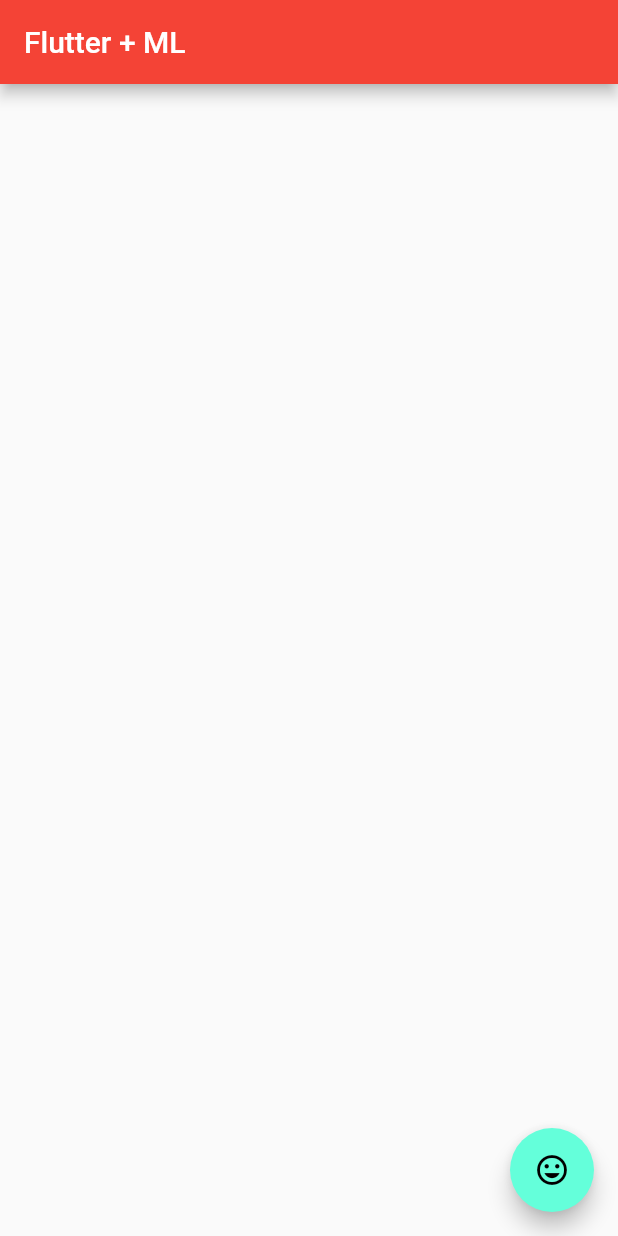
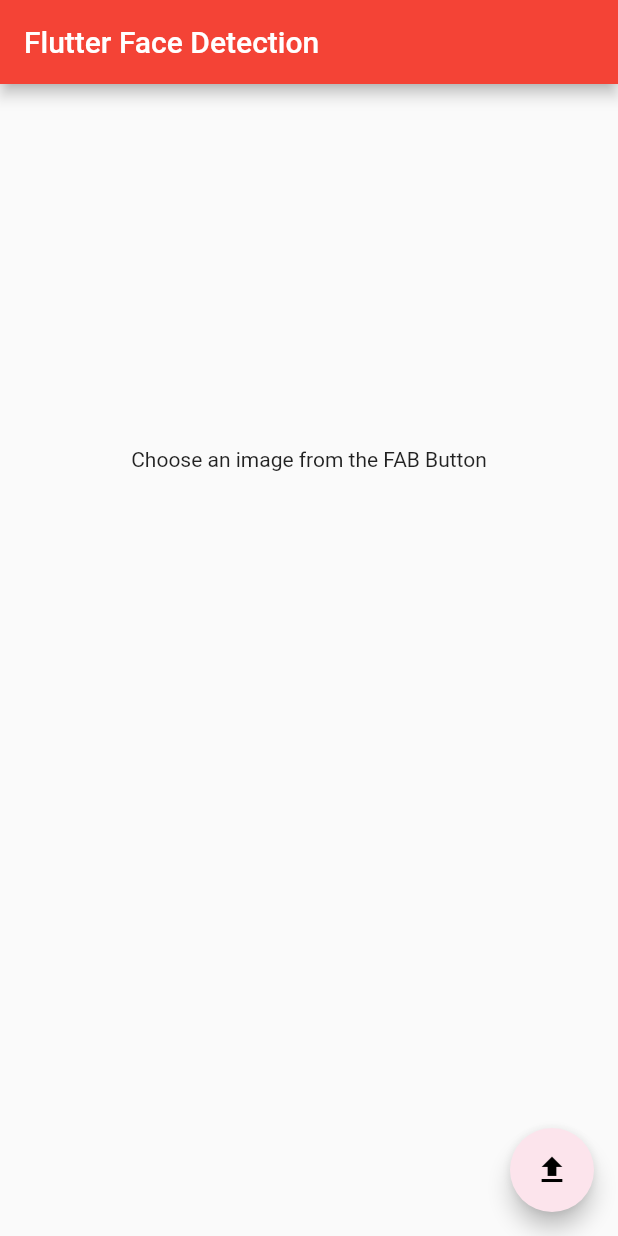
Before and after one commit to JosephineAkello/flutter-machinelearning, a Flutter app: the screen it shows after launch, on a phone screen of 412 x 824 dp. Run offline on Flutter 3.47's test engine with Material 2 defaults, Android fonts, the phone set to English and light mode, and no system bars; our stand-ins replace image_picker; missing offline and left inert: mlkit.

Commit message:
format doc

```diff
--- a/lib/main.dart
+++ b/lib/main.dart
@@ -1,54 +1,54 @@
 import 'package:flutter/material.dart';
-import 'package:mlkit/mlkit.dart';
 import 'package:image_picker/image_picker.dart';
 import 'dart:io';
+import 'package:mlkit/mlkit.dart';
+import 'dart:async';
 
-void main() {
-  runApp(MLflutter());
+void main() => runApp(new  MLflutter());
+
+class  MLflutter extends StatefulWidget {
+  @override
+   MLflutterState createState() => new MLflutterState();
 }
 
-class MLflutter extends StatefulWidget {
-  createState() {
-    return MLflutterState();
-  }
-}
+class  MLflutterState extends State< MLflutter> {
+  File _file;
 
-class MLflutterState extends State<MLflutter> {
-  File _file;
   List<VisionFace> _face = <VisionFace>[];
 
-  VisionFaceDetectorOptions options = VisionFaceDetectorOptions(
-    modeType: VisionFaceDetectorMode.Accurate,
-    landmarkType: VisionFaceDetectorLandmark.All,
-    classificationType: VisionFaceDetectorClassification.All,
-    minFaceSize: 0.15,
-    isTrackingEnabled: true,
-  );
+  VisionFaceDetectorOptions options = new VisionFaceDetectorOptions(
+      modeType: VisionFaceDetectorMode.Accurate,
+      landmarkType: VisionFaceDetectorLandmark.All,
+      classificationType: VisionFaceDetectorClassification.All,
+      minFaceSize: 0.15,
+      isTrackingEnabled: true);
 
-  FirebaseVisionTextDetector detector = FirebaseVisionTextDetector.instance;
+  FirebaseVisionFaceDetector detector = FirebaseVisionFaceDetector.instance;
 
   @override
   initState() {
     super.initState();
   }
 
-  Widget build(context) {
-    return MaterialApp(
+  @override
+  Widget build(BuildContext context) {
+    return  MaterialApp(
       debugShowCheckedModeBanner: false,
-      theme:
-          ThemeData(primaryColor: Colors.red, accentColor: Colors.tealAccent),
-      title: 'Flutter + ML',
-      home: Scaffold(
+      theme: ThemeData(
+        primaryColor: Colors.red,
+        accentColor: Colors.pink[50],),
+      home:  Scaffold(
         appBar: AppBar(
-          title: Text('Flutter + ML'),
+          title: Text('Flutter Face Detection'),
         ),
         body: showBody(_file),
-        floatingActionButton: FloatingActionButton(
+        floatingActionButton: new FloatingActionButton(
           onPressed: () async {
             var file = await ImagePicker.pickImage(source: ImageSource.gallery);
             setState(() {
               _file = file;
             });
+
             var face = await detector.detectFromBinary(
                 _file?.readAsBytesSync(), options);
             setState(() {
@@ -59,13 +59,167 @@ class MLflutterState extends State<MLflutter> {
               }
             });
           },
-          child: new Icon(Icons.tag_faces),
+          child: new Icon(Icons.file_upload),
         ),
       ),
     );
   }
 
   Widget showBody(File file) {
-    return Container();
+    return new Container(
+      child: new Stack(
+        children: <Widget>[
+          _buildImage(),
+          _showDetails(_face),
+        ],
+      ),
+    );
+  }
+
+  Widget _buildImage() {
+    return new SizedBox(
+      height: 500.0,
+      child: new Center(
+        child: _file == null
+            ? new Text('Choose an image from the FAB Button')
+            : new FutureBuilder<Size>(
+                future: _getImageSize(Image.file(_file, fit: BoxFit.fitWidth)),
+                builder: (BuildContext context, AsyncSnapshot<Size> snapshot) {
+                  if (snapshot.hasData) {
+                    return Container(
+                        foregroundDecoration:
+                            TextDetectDecoration(_face, snapshot.data),
+                        child: Image.file(_file, fit: BoxFit.fitWidth));
+                  } else {
+                    return new Text('Loading please wait...');
+                  }
+                },
+              ),
+      ),
+    );
   }
 }
+
+class TextDetectDecoration extends Decoration {
+  final Size _originalImageSize;
+  final List<VisionFace> _texts;
+  TextDetectDecoration(List<VisionFace> texts, Size originalImageSize)
+      : _texts = texts,
+        _originalImageSize = originalImageSize;
+
+  @override
+  BoxPainter createBoxPainter([VoidCallback onChanged]) {
+    return new _TextDetectPainter(_texts, _originalImageSize);
+  }
+}
+
+Future _getImageSize(Image image) {
+  Completer<Size> completer = new Completer<Size>();
+  image.image.resolve(new ImageConfiguration())
+  .addListener(ImageStreamListener(
+      (ImageInfo info, bool _) => completer.complete(
+          Size(info.image.width.toDouble(), info.image.height.toDouble()))));
+  return completer.future;
+}
+
+Widget _showDetails(List<VisionFace> faceList) {
+  if (faceList == null || faceList.length == 0) {
+    return new Text('', textAlign: TextAlign.center);
+  }
+  return new Container(
+    color: Colors.white12,
+    child: new ListView.builder(
+      padding: const EdgeInsets.all(10.0),
+      itemCount: faceList.length,
+      itemBuilder: (context, i) {
+        checkData(faceList);
+        return _buildRow(
+            faceList[0].hasLeftEyeOpenProbability,
+            faceList[0].headEulerAngleY,//indicates rotation of face towards vertical axis of the image
+            faceList[0].headEulerAngleZ,
+            faceList[0].leftEyeOpenProbability,
+            faceList[0].rightEyeOpenProbability,
+            faceList[0].smilingProbability,
+            faceList[0].trackingID);
+      },
+    ),
+  );
+}
+
+//Checks and prints various variables from firebase
+void checkData(List<VisionFace> faceList) {
+  final double uncomputedProb = -1.0;
+  final int uncompProb = -1;
+
+  for (int i = 0; i < faceList.length; i++) {
+    Rect bounds = faceList[i].rect;
+    print('Rectangle : $bounds');
+
+    VisionFaceLandmark landmark =
+        faceList[i].getLandmark(FaceLandmarkType.LeftEar);
+
+    if (landmark != null) {
+      VisionPoint leftEarPos = landmark.position;
+      print('Left Ear Pos : $leftEarPos');
+    }
+
+    if (faceList[i].smilingProbability != uncomputedProb) {
+      double smileProb = faceList[i].smilingProbability;
+      print('Smile Prob : $smileProb');
+    }
+
+    if (faceList[i].rightEyeOpenProbability != uncomputedProb) {
+      double rightEyeOpenProb = faceList[i].rightEyeOpenProbability;
+      print('RightEye Open Prob : $rightEyeOpenProb');
+    }
+
+    if (faceList[i].trackingID != uncompProb) {
+      int tID = faceList[i].trackingID;
+      print('Tracking ID : $tID');
+    }
+  }
+}
+
+Widget _buildRow(
+    bool leftEyeProb,
+    double headEulerY,
+    double headEulerZ,
+    double leftEyeOpenProbability,
+    double rightEyeOpenProbability,
+    double smileProb,
+    int tID) {
+  return ListTile(
+    title: new Text(
+      "\nLeftEyeProb: $leftEyeProb \nHeadEulerY : $headEulerY \nHeadEulerZ : $headEulerZ \nLeftEyeOpenProbability : $leftEyeOpenProbability \nRightEyeOpenProbability : $rightEyeOpenProbability \nSmileProb : $smileProb \nFaceTrackingEnabled : $tID",
+    ),
+    dense: true,
+  );
+}
+
+class _TextDetectPainter extends BoxPainter {
+  final List<VisionFace> _faceLabels;
+  final Size _originalImageSize;
+  _TextDetectPainter(faceLabels, originalImageSize)
+      : _faceLabels = faceLabels,
+        _originalImageSize = originalImageSize;
+
+  @override
+  void paint(Canvas canvas, Offset offset, ImageConfiguration configuration) {
+    final paint = new Paint()
+      ..strokeWidth = 2.0
+      ..color = Colors.red
+      ..style = PaintingStyle.stroke;
+
+    final _heightRatio = _originalImageSize.height / configuration.size.height;
+    final _widthRatio = _originalImageSize.width / configuration.size.width;
+    for (var faceLabel in _faceLabels) {
+      final _rect = Rect.fromLTRB(
+          offset.dx + faceLabel.rect.left / _widthRatio,
+          offset.dy + faceLabel.rect.top / _heightRatio,
+          offset.dx + faceLabel.rect.right / _widthRatio,
+          offset.dy + faceLabel.rect.bottom / _heightRatio);
+
+      canvas.drawRect(_rect, paint);
+    }
+  }
+}
```
